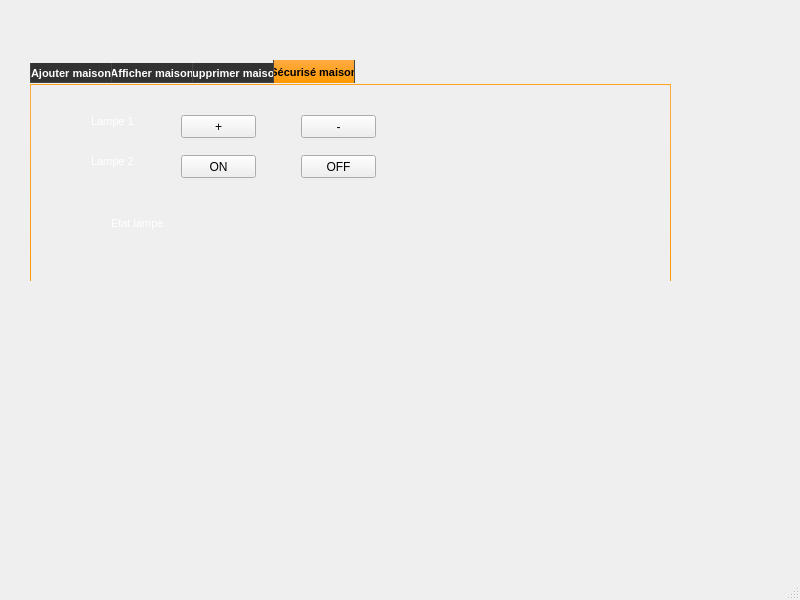
First picture: the form in CRUD_SUPERVISEURS/mainwindow.ui, repository soumaya-nheri/Smart-parental-monitoring-system-2A25, before the edit.
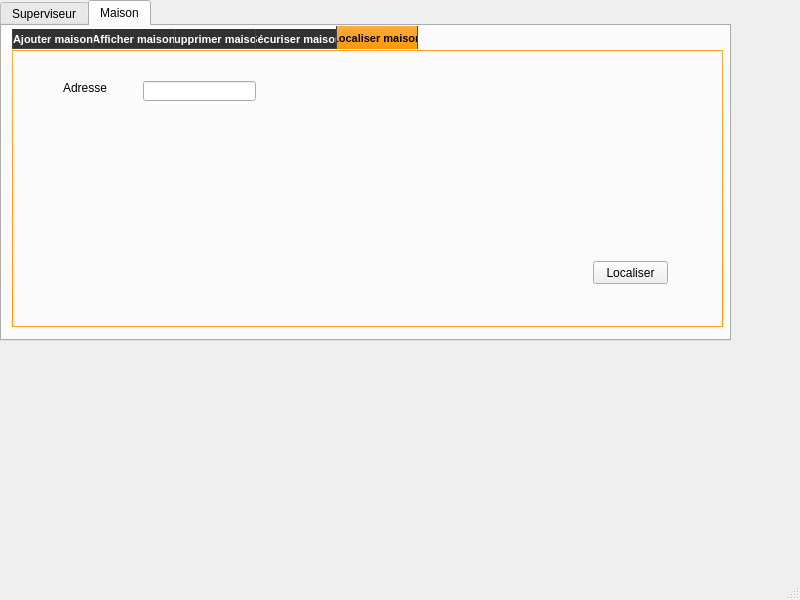
Second picture: the form after the edit. The open tabs and pages were chosen to show the change.

Diff of the .ui file:
```diff
--- a/CRUD_SUPERVISEURS/mainwindow.ui
+++ b/CRUD_SUPERVISEURS/mainwindow.ui
@@ -14,26 +14,29 @@
    <string>MainWindow</string>
   </property>
   <widget class="QWidget" name="centralwidget">
-   <widget class="QStackedWidget" name="stackedWidget">
+   <widget class="QTabWidget" name="tabWidget">
     <property name="geometry">
      <rect>
-      <x>30</x>
-      <y>50</y>
-      <width>661</width>
-      <height>231</height>
+      <x>0</x>
+      <y>0</y>
+      <width>731</width>
+      <height>341</height>
      </rect>
     </property>
     <property name="currentIndex">
      <number>0</number>
     </property>
-    <widget class="QWidget" name="page">
-     <widget class="QTabWidget" name="tabWidget">
+    <widget class="QWidget" name="tab">
+     <attribute name="title">
+      <string>Superviseur</string>
+     </attribute>
+     <widget class="QTabWidget" name="tabWidget_2">
       <property name="geometry">
        <rect>
         <x>10</x>
         <y>0</y>
         <width>641</width>
-        <height>441</height>
+        <height>301</height>
        </rect>
       </property>
       <property name="styleSheet">
@@ -59,7 +62,7 @@
       <property name="currentIndex">
        <number>0</number>
       </property>
-      <widget class="QWidget" name="tab">
+      <widget class="QWidget" name="tab_3">
        <attribute name="title">
         <string>Ajouter superviseur</string>
        </attribute>
@@ -376,7 +379,7 @@
         </property>
        </widget>
       </widget>
-      <widget class="QWidget" name="tab_3">
+      <widget class="QWidget" name="tab_5">
        <attribute name="title">
         <string>Supprimer superviseur</string>
        </attribute>
@@ -751,14 +754,17 @@
       </widget>
      </widget>
     </widget>
-    <widget class="QWidget" name="page_2">
-     <widget class="QTabWidget" name="tabWidget_2">
+    <widget class="QWidget" name="tab_2">
+     <attribute name="title">
+      <string>Maison</string>
+     </attribute>
+     <widget class="QTabWidget" name="tabWidget_3">
       <property name="geometry">
        <rect>
-        <x>0</x>
-        <y>10</y>
-        <width>641</width>
-        <height>231</height>
+        <x>10</x>
+        <y>0</y>
+        <width>711</width>
+        <height>301</height>
        </rect>
       </property>
       <property name="styleSheet">
@@ -784,7 +790,7 @@
       <property name="currentIndex">
        <number>1</number>
       </property>
-      <widget class="QWidget" name="tab_4">
+      <widget class="QWidget" name="tab_6">
        <attribute name="title">
         <string>Ajouter maison</string>
        </attribute>
@@ -949,7 +955,7 @@
         </property>
        </widget>
       </widget>
-      <widget class="QWidget" name="tab_5">
+      <widget class="QWidget" name="tab_8">
        <attribute name="title">
         <string>Afficher maison</string>
        </attribute>
@@ -964,7 +970,7 @@
         </property>
        </widget>
       </widget>
-      <widget class="QWidget" name="tab_6">
+      <widget class="QWidget" name="tab_9">
        <attribute name="title">
         <string>Supprimer maison</string>
        </attribute>
@@ -1029,9 +1035,9 @@
         </property>
        </widget>
       </widget>
-      <widget class="QWidget" name="tab_8">
+      <widget class="QWidget" name="tab_10">
        <attribute name="title">
-        <string>Sécurisé maison</string>
+        <string>Sécuriser maison</string>
        </attribute>
        <widget class="QLabel" name="label_20">
         <property name="geometry">
@@ -1076,61 +1082,35 @@
        <widget class="QPushButton" name="pushButton">
         <property name="geometry">
          <rect>
-          <x>150</x>
-          <y>30</y>
+          <x>210</x>
+          <y>20</y>
           <width>75</width>
           <height>23</height>
          </rect>
         </property>
         <property name="text">
-         <string>+</string>
+         <string>Oui</string>
         </property>
        </widget>
        <widget class="QPushButton" name="pushButton_2">
         <property name="geometry">
          <rect>
-          <x>270</x>
-          <y>30</y>
+          <x>330</x>
+          <y>20</y>
           <width>75</width>
           <height>23</height>
          </rect>
         </property>
         <property name="text">
-         <string>-</string>
+         <string>Non</string>
         </property>
        </widget>
-       <widget class="QPushButton" name="pushButton_3">
+       <widget class="QLabel" name="label_21">
         <property name="geometry">
          <rect>
-          <x>150</x>
-          <y>70</y>
-          <width>75</width>
-          <height>23</height>
-         </rect>
-        </property>
-        <property name="text">
-         <string>ON</string>
-        </property>
-       </widget>
-       <widget class="QPushButton" name="pushButton_4">
-        <property name="geometry">
-         <rect>
-          <x>270</x>
-          <y>70</y>
-          <width>75</width>
-          <height>23</height>
-         </rect>
-        </property>
-        <property name="text">
-         <string>OFF</string>
-        </property>
-       </widget>
-       <widget class="QLabel" name="label_22">
-        <property name="geometry">
-         <rect>
-          <x>80</x>
-          <y>130</y>
-          <width>71</width>
+          <x>70</x>
+          <y>80</y>
+          <width>301</width>
           <height>16</height>
          </rect>
         </property>
@@ -1141,8 +1121,46 @@
 font-size: 8pt;
 border-color: #ffffff;}</string>
         </property>
+       </widget>
+      </widget>
+      <widget class="QWidget" name="tab_11">
+       <attribute name="title">
+        <string>Localiser maison</string>
+       </attribute>
+       <widget class="QPushButton" name="pb_localisation_maison">
+        <property name="geometry">
+         <rect>
+          <x>580</x>
+          <y>210</y>
+          <width>75</width>
+          <height>23</height>
+         </rect>
+        </property>
         <property name="text">
-         <string>Etat lampe</string>
+         <string>Localiser</string>
+        </property>
+       </widget>
+       <widget class="QLabel" name="label_23">
+        <property name="geometry">
+         <rect>
+          <x>50</x>
+          <y>30</y>
+          <width>47</width>
+          <height>13</height>
+         </rect>
+        </property>
+        <property name="text">
+         <string>Adresse</string>
+        </property>
+       </widget>
+       <widget class="QLineEdit" name="l_adresse">
+        <property name="geometry">
+         <rect>
+          <x>130</x>
+          <y>30</y>
+          <width>113</width>
+          <height>20</height>
+         </rect>
         </property>
        </widget>
       </widget>
```
Left out of the diff: 40 changed lines with no effect on the pictures.
